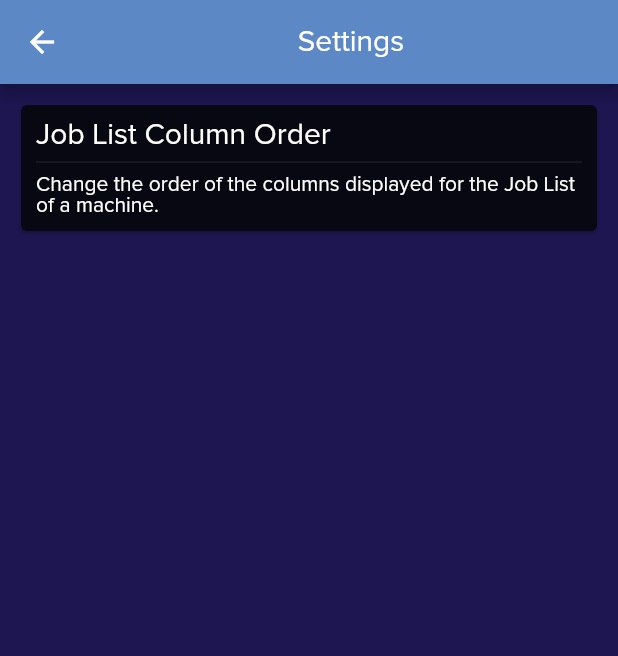
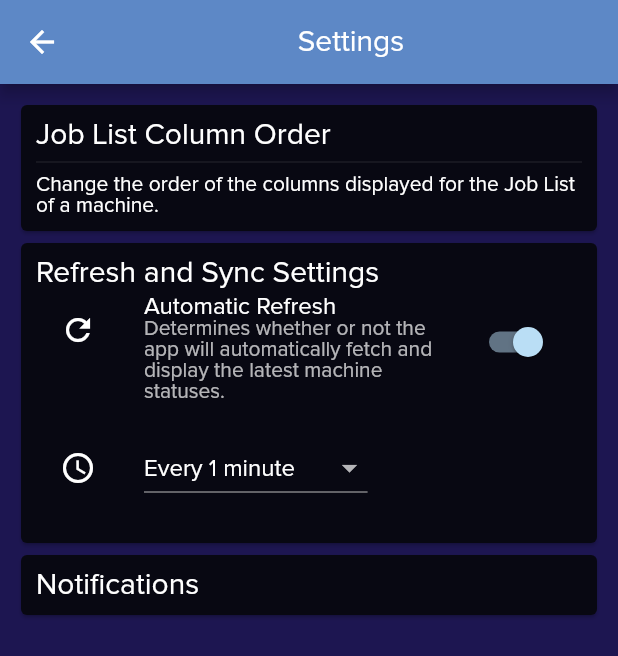
Before and after one commit to LuckierDodge/alcf-on-the-move, a Flutter app: the screen it shows after launch, scrolled down 576 dp, after a tap on the "refresh" icon, after a tap on the "settings" icon, on a phone screen of 412 x 824 dp. Shown: the top 656 px of the screen. Run offline on Flutter 3.47's test engine with Material 2 defaults, Android fonts, the phone set to English and light mode, and no system bars; our stand-ins replace connectivity, firebase_messaging, photo_view, shared_preferences, splashscreen; missing offline and left inert: dart:ffi, flutter_circular_chart, webfeed; accounts and stored records are empty; generated files the repository leaves out were written again; network calls fail; project files that could hold a hidden picture were left out.

Commit message:
Settings and refresh.

```diff
--- a/lib/dashboard.dart
+++ b/lib/dashboard.dart
@@ -1,11 +1,13 @@
 import 'package:connectivity/connectivity.dart';
 import 'package:flutter/cupertino.dart';
 import 'package:flutter/material.dart';
+import 'package:shared_preferences/shared_preferences.dart';
 
 import 'newspage.dart';
 import 'settings.dart';
 import 'status.dart';
 import 'utils.dart';
+import 'dart:async';
 
 /// Dashboard
 ///
@@ -24,6 +26,7 @@ class _DashboardState extends State<Dashboard> {
   List<Widget> machineStatuses = [];
   final String title;
   String updatedTime;
+  Timer timer;
   ConnectivityResult connectivity = ConnectivityResult.none;
   _DashboardState(this.title);
 
@@ -34,6 +37,23 @@ class _DashboardState extends State<Dashboard> {
     _checkConnectivity();
     updatedTime = getTime();
     machineStatuses = _getMachineStatuses();
+    _startTimer();
+  }
+
+  _startTimer() async {
+    SharedPreferences prefs = await SharedPreferences.getInstance();
+    if (prefs.getBool("refreshToggle") && prefs.getInt("refreshInterval") > 0) {
+      timer = Timer.periodic(
+          new Duration(seconds: prefs.getInt("refreshInterval")), (timer) {
+        _refreshStatus();
+      });
+    }
+  }
+
+  @override
+  void dispose() {
+    timer.cancel();
+    super.dispose();
   }
 
   /// Builds the widget, complete with Connectivity checking wrapper
--- a/lib/main.dart
+++ b/lib/main.dart
@@ -4,6 +4,7 @@ import 'package:splashscreen/splashscreen.dart';
 import 'package:shared_preferences/shared_preferences.dart';
 import 'swatch.dart';
 import 'package:firebase_messaging/firebase_messaging.dart';
+import 'notifications.dart';
 
 import 'dashboard.dart';
 
@@ -29,24 +30,14 @@ class MyApp extends StatefulWidget {
 
 class _MyAppState extends State<MyApp> {
   final FirebaseMessaging _firebaseMessaging = FirebaseMessaging();
-
   @override
   Widget build(BuildContext context) {
     // TODO
     _firebaseMessaging.configure(
-      onMessage: (Map<String, dynamic> message) async {
-        print("onMessage: $message");
-//        _showItemDialog(message);
-      },
+      onMessage: messageHandler,
       onBackgroundMessage: backgroundMessageHandler,
-      onLaunch: (Map<String, dynamic> message) async {
-        print("onLaunch: $message");
-//        _navigateToItemDetail(message);
-      },
-      onResume: (Map<String, dynamic> message) async {
-        print("onResume: $message");
-//        _navigateToItemDetail(message);
-      },
+      onLaunch: onLaunchHandler,
+      onResume: onResumeHandler,
     );
 
     _checkInitialSetup();
@@ -63,35 +54,20 @@ class _MyAppState extends State<MyApp> {
 
   // TODO
   _checkInitialSetup() async {
+    _firebaseMessaging.requestNotificationPermissions();
     SharedPreferences prefs = await SharedPreferences.getInstance();
     if (prefs.getKeys().isEmpty) {
-//      prefs.setStringList("runningJobHeaders", [
-//        "Job ID",
-//        "Project",
-//        "Run Time",
-//        "Wall Time",
-//        "Nodes",
-//        "Mode",
-//        "Location",
-//      ]);
+      prefs.setStringList("runningJobHeaders", [
+        "Job ID",
+        "Project",
+        "Run Time",
+        "Wall Time",
+        "Nodes",
+        "Mode",
+        "Location",
+      ]);
+      prefs.setBool("refreshToggle", true);
+      prefs.setInt("refreshInterval", 60);
     }
   }
 }
-
-// TODO
-Future<dynamic> backgroundMessageHandler(Map<String, dynamic> message) {
-  if (message.containsKey('data')) {
-    // Handle data message
-    final dynamic data = message['data'];
-    print(data);
-  }
-
-  if (message.containsKey('notification')) {
-    // Handle notification message
-    final dynamic notification = message['notification'];
-    print(notification);
-  }
-
-  // Or do other work.
-  return null;
-}
--- a/lib/settings.dart
+++ b/lib/settings.dart
@@ -1,4 +1,5 @@
 import 'package:flutter/material.dart';
+import 'package:shared_preferences/shared_preferences.dart';
 
 class Settings extends StatefulWidget {
   Settings();
@@ -8,8 +9,12 @@ class Settings extends StatefulWidget {
 
 class SettingsState extends State<Settings> {
   SettingsState();
+  bool _refreshToggle = true;
+  var _refreshInterval = 60;
+  SharedPreferences prefs;
   @override
   Widget build(BuildContext context) {
+    _getSettings();
     return Scaffold(
       appBar: AppBar(
         title: Center(
@@ -19,13 +24,23 @@ class SettingsState extends State<Settings> {
       body: ListView(
         padding: EdgeInsets.all(10),
         children: [
-          columnOrderSetting(),
+          _columnOrderSetting(),
+          _refreshAndSyncSettings(),
+          _notificationsSettings(),
         ],
       ),
     );
   }
 
-  columnOrderSetting() {
+  _getSettings() async {
+    prefs = await SharedPreferences.getInstance();
+    setState(() {
+      _refreshToggle = prefs.getBool("refreshToggle");
+      _refreshInterval = prefs.getInt("refreshInterval");
+    });
+  }
+
+  _columnOrderSetting() {
     List<Widget> widgetList = [];
     widgetList.add(Text(
       "Job List Column Order",
@@ -43,4 +58,75 @@ class SettingsState extends State<Settings> {
       padding: EdgeInsets.all(10),
     ));
   }
+
+  _refreshAndSyncSettings() {
+    List<Widget> widgetList = [];
+    widgetList.add(Text(
+      "Refresh and Sync Settings",
+      style: TextStyle(fontSize: 20),
+    ));
+    widgetList.add(SwitchListTile(
+        value: _refreshToggle,
+        onChanged: (bool value) => {
+              setState(() {
+                prefs.setBool("refreshToggle", value);
+                _refreshToggle = value;
+              })
+            },
+        title: const Text('Automatic Refresh'),
+        subtitle: const Text(
+            'Determines whether or not the app will automatically fetch and display the latest machine statuses.'),
+        secondary: const Icon(Icons.refresh)));
+    widgetList.add(Row(
+      children: [
+        Container(child: Icon(Icons.access_time), padding: EdgeInsets.all(16)),
+        Container(
+          child: DropdownButton(
+            items: [
+              DropdownMenuItem(child: Text("Never"), value: 0),
+              DropdownMenuItem(child: Text("Every 30 seconds"), value: 30),
+              DropdownMenuItem(child: Text("Every 1 minute"), value: 60),
+              DropdownMenuItem(child: Text("Every 5 minutes"), value: 60 * 5),
+              DropdownMenuItem(child: Text("Every 15 minutes"), value: 60 * 15),
+              DropdownMenuItem(child: Text("Every 30 minutes"), value: 60 * 30),
+              DropdownMenuItem(child: Text("Every 1 hour"), value: 60 * 60),
+            ],
+            onChanged: (var value) {
+              setState(() {
+                prefs.setInt("refreshInterval", value);
+                _refreshInterval = value;
+              });
+            },
+            value: _refreshInterval,
+          ),
+          padding: EdgeInsets.all(16.0),
+        )
+      ],
+    ));
+    return Card(
+        child: Container(
+      child: Column(
+        crossAxisAlignment: CrossAxisAlignment.start,
+        children: widgetList,
+      ),
+      padding: EdgeInsets.all(10),
+    ));
+  }
+
+  _notificationsSettings() {
+    List<Widget> widgetList = [];
+    widgetList.add(Text(
+      "Notifications",
+      style: TextStyle(fontSize: 20),
+    ));
+
+    return Card(
+        child: Container(
+      child: Column(
+        crossAxisAlignment: CrossAxisAlignment.start,
+        children: widgetList,
+      ),
+      padding: EdgeInsets.all(10),
+    ));
+  }
 }
```
Also changed, not shown: lib/notifications.dart (added, +71 -0 lines), lib/statuspage.dart (+22 -1 lines), 2 other files.
